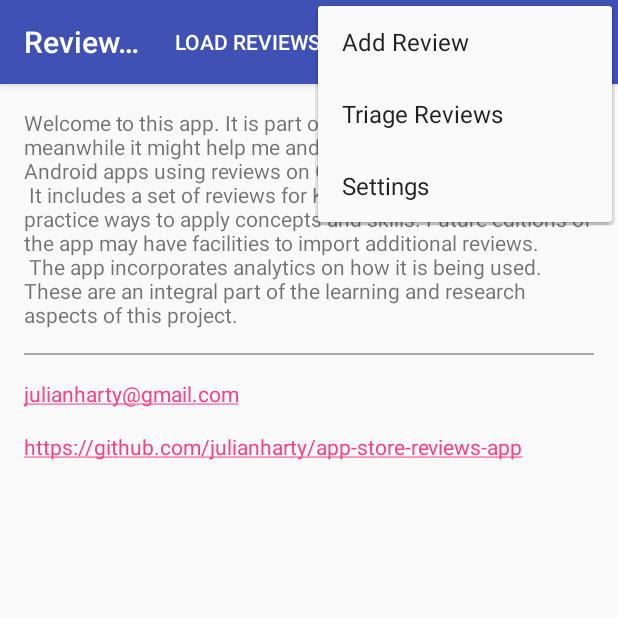
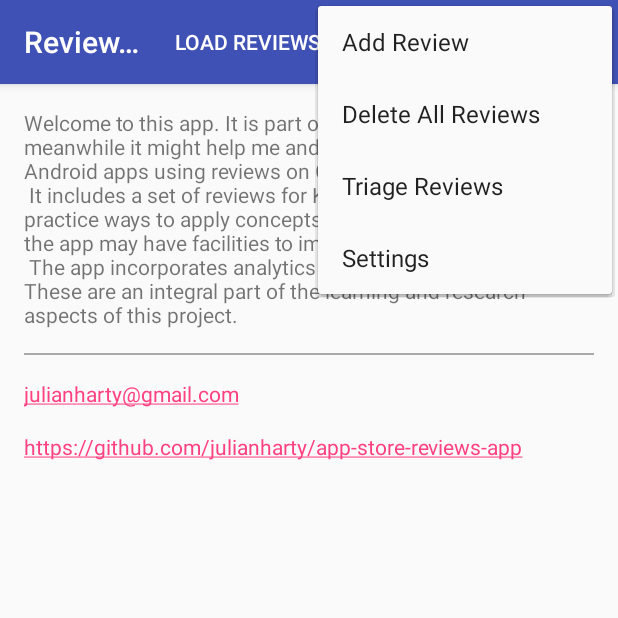
Before and after one commit to julianharty/app-store-reviews-app, an Android app: the screen it shows after launch (WelcomeActivity), with the options menu open, on a phone screen of 412 x 824 dp, the top half of it. Run offline under Robolectric (Android 15) with nearby library versions, the phone set to English and light mode, and no system bars.

Commit message:
Life of the database records can now be ugly, brutal and short.
I've implemented an abrupt delete option. At some point I'll make this safer, but it'll do for my experiments now. Therefore closing https://github.com/julianharty/app-store-reviews-app/issues/12

```diff
--- a/ReviewReviews/app/src/main/java/com/commercetest/reviewreviews/ShowStatisticsActivity.java
+++ b/ReviewReviews/app/src/main/java/com/commercetest/reviewreviews/ShowStatisticsActivity.java
@@ -8,6 +8,12 @@ import android.widget.TextView;
 
 import static com.commercetest.reviewreviews.ReviewsDatabaseHelper.GOOGLE_PLAY_REVIEW;
 
+/**
+ * Shows statistics to the user.
+ *
+ * Currently this is limited to what's in the local database, which is also limited to the count
+ * of reviews. Please add additional statistics here as we increase the functionality.
+ */
 public class ShowStatisticsActivity extends AppCompatActivity {
     SQLiteDatabase db;
     TextView total;
--- a/ReviewReviews/app/src/main/res/menu/main_menu.xml
+++ b/ReviewReviews/app/src/main/res/menu/main_menu.xml
@@ -18,6 +18,11 @@
         app:showAsAction="ifRoom"
         />
     <item
+        android:id="@+id/delete_all_reviews"
+        android:title="Delete All Reviews"
+        app:showAsAction="ifRoom"
+        />
+    <item
         android:id="@+id/triage"
         android:title="@string/triage"
         app:showAsAction="ifRoom"
```
Also changed, not shown: ReviewReviews/app/src/main/java/com/commercetest/reviewreviews/WelcomeActivity.java (+9 -0 lines).
